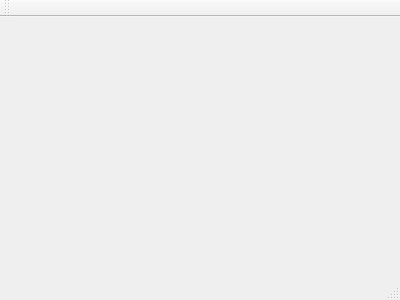
Qt form icmp/ICMPSniffer/gui/mainwindow.ui (vairad/zcu-psi) before a commit.
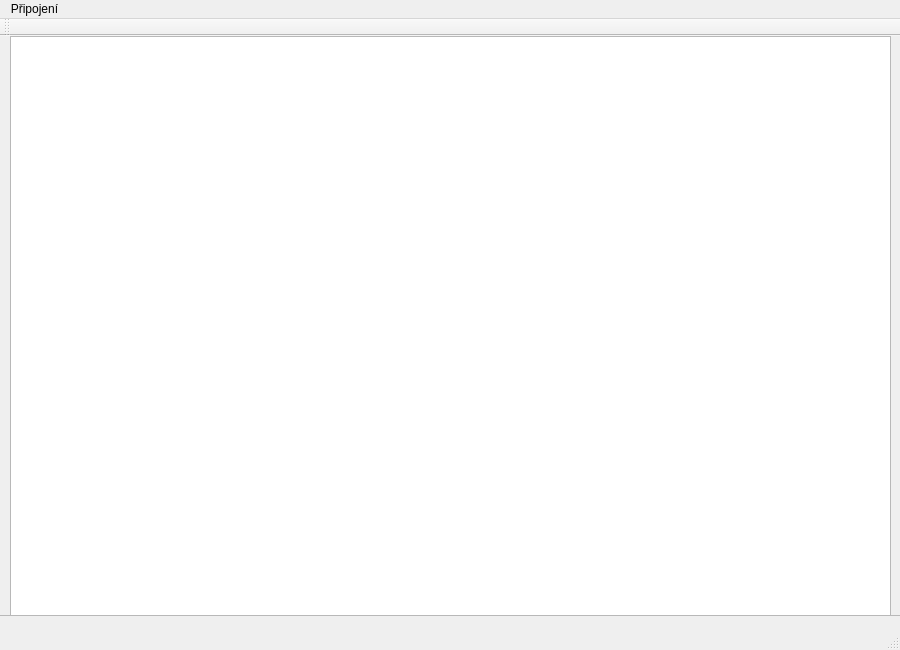
The same form after that commit.

The edit to the form file:
```diff
--- a/icmp/ICMPSniffer/gui/mainwindow.ui
+++ b/icmp/ICMPSniffer/gui/mainwindow.ui
@@ -1,24 +1,90 @@
 <ui version="4.0">
  <class>MainWindow</class>
- <widget class="QMainWindow" name="MainWindow" >
-  <property name="geometry" >
+ <widget class="QMainWindow" name="MainWindow">
+  <property name="enabled">
+   <bool>true</bool>
+  </property>
+  <property name="geometry">
    <rect>
     <x>0</x>
     <y>0</y>
-    <width>400</width>
-    <height>300</height>
+    <width>900</width>
+    <height>650</height>
    </rect>
   </property>
   <property name="windowTitle" >
    <string>MainWindow</string>
   </property>
-  <widget class="QMenuBar" name="menuBar" />
-  <widget class="QToolBar" name="mainToolBar" />
-  <widget class="QWidget" name="centralWidget" />
-  <widget class="QStatusBar" name="statusBar" />
+  <widget class="QWidget" name="centralWidget">
+   <widget class="QScrollArea" name="scrollArea">
+    <property name="geometry">
+     <rect>
+      <x>-1</x>
+      <y>-1</y>
+      <width>941</width>
+      <height>581</height>
+     </rect>
+    </property>
+    <property name="widgetResizable">
+     <bool>true</bool>
+    </property>
+    <widget class="QWidget" name="scrollAreaWidgetContents">
+     <property name="geometry">
+      <rect>
+       <x>0</x>
+       <y>0</y>
+       <width>939</width>
+       <height>579</height>
+      </rect>
+     </property>
+     <widget class="QTableView" name="packets">
+      <property name="geometry">
+       <rect>
+        <x>10</x>
+        <y>0</y>
+        <width>881</width>
+        <height>581</height>
+       </rect>
+      </property>
+     </widget>
+    </widget>
+   </widget>
+  </widget>
+  <widget class="QMenuBar" name="menuBar">
+   <property name="geometry">
+    <rect>
+     <x>0</x>
+     <y>0</y>
+     <width>900</width>
+     <height>20</height>
+    </rect>
+   </property>
+   <widget class="QMenu" name="menuP_ipojen">
+    <property name="title">
+     <string>Připojení</string>
+    </property>
+    <addaction name="separator"/>
+    <addaction name="separator"/>
+    <addaction name="actionSendEcho"/>
+   </widget>
+   <addaction name="menuP_ipojen"/>
+  </widget>
+  <widget class="QToolBar" name="mainToolBar">
+   <attribute name="toolBarArea">
+    <enum>TopToolBarArea</enum>
+   </attribute>
+   <attribute name="toolBarBreak">
+    <bool>false</bool>
+   </attribute>
+  </widget>
+  <widget class="QStatusBar" name="statusBar"/>
+  <action name="actionSendEcho">
+   <property name="text">
+    <string>SendEcho</string>
+   </property>
+  </action>
  </widget>
- <layoutDefault spacing="6" margin="11" />
- <pixmapfunction></pixmapfunction>
+ <layoutdefault spacing="6" margin="11"/>
  <resources/>
  <connections/>
 </ui>
```
Left out of the diff: 5 changed lines with no effect on the pictures.
